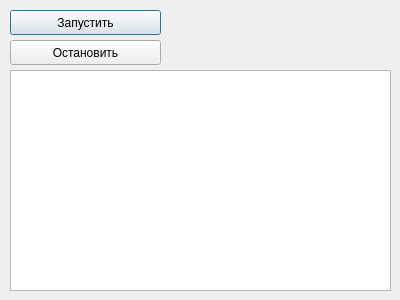
The window that dialog.ui (lgeffect/proxy) describes before a commit, drawn with Qt 5.
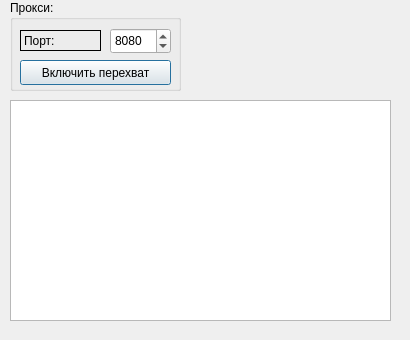
The same window after the commit.

Patch:
```diff
--- a/dialog.ui
+++ b/dialog.ui
@@ -6,49 +6,87 @@
    <rect>
     <x>0</x>
     <y>0</y>
-    <width>400</width>
-    <height>300</height>
+    <width>410</width>
+    <height>340</height>
    </rect>
   </property>
   <property name="windowTitle">
    <string>Dialog</string>
   </property>
-  <widget class="QPushButton" name="pushButton">
-   <property name="geometry">
-    <rect>
-     <x>10</x>
-     <y>10</y>
-     <width>151</width>
-     <height>25</height>
-    </rect>
-   </property>
-   <property name="text">
-    <string>Запустить</string>
-   </property>
-  </widget>
-  <widget class="QPushButton" name="pushButton_2">
-   <property name="geometry">
-    <rect>
-     <x>10</x>
-     <y>40</y>
-     <width>151</width>
-     <height>25</height>
-    </rect>
-   </property>
-   <property name="text">
-    <string>Остановить</string>
-   </property>
-  </widget>
   <widget class="QTextEdit" name="textEdit">
    <property name="geometry">
     <rect>
      <x>10</x>
-     <y>70</y>
+     <y>100</y>
      <width>381</width>
      <height>221</height>
     </rect>
    </property>
   </widget>
+  <widget class="QGroupBox" name="groupBox">
+   <property name="geometry">
+    <rect>
+     <x>10</x>
+     <y>0</y>
+     <width>171</width>
+     <height>91</height>
+    </rect>
+   </property>
+   <property name="title">
+    <string>Прокси:</string>
+   </property>
+   <widget class="QPushButton" name="startIntercept">
+    <property name="geometry">
+     <rect>
+      <x>10</x>
+      <y>60</y>
+      <width>151</width>
+      <height>25</height>
+     </rect>
+    </property>
+    <property name="text">
+     <string>Включить перехват</string>
+    </property>
+    <property name="checkable">
+     <bool>true</bool>
+    </property>
+   </widget>
+   <widget class="QSpinBox" name="proxyPort">
+    <property name="geometry">
+     <rect>
+      <x>100</x>
+      <y>28</y>
+      <width>61</width>
+      <height>26</height>
+     </rect>
+    </property>
+    <property name="maximum">
+     <number>65536</number>
+    </property>
+    <property name="value">
+     <number>8080</number>
+    </property>
+   </widget>
+   <widget class="QLabel" name="label">
+    <property name="geometry">
+     <rect>
+      <x>10</x>
+      <y>30</y>
+      <width>81</width>
+      <height>21</height>
+     </rect>
+    </property>
+    <property name="styleSheet">
+     <string notr="true">font: 11pt &quot;Noto Sans&quot;;</string>
+    </property>
+    <property name="frameShape">
+     <enum>QFrame::Box</enum>
+    </property>
+    <property name="text">
+     <string>Порт:</string>
+    </property>
+   </widget>
+  </widget>
  </widget>
  <layoutdefault spacing="6" margin="11"/>
  <resources/>
```
